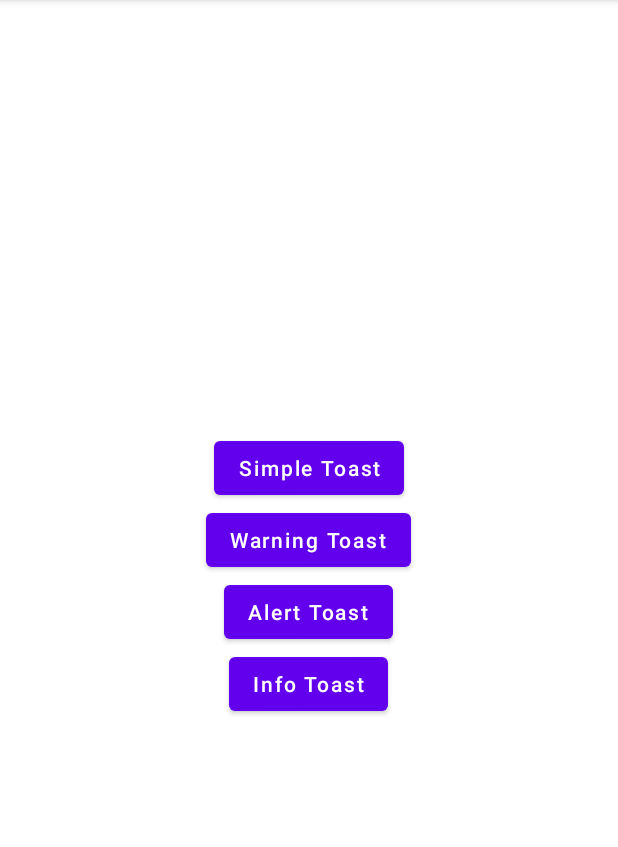
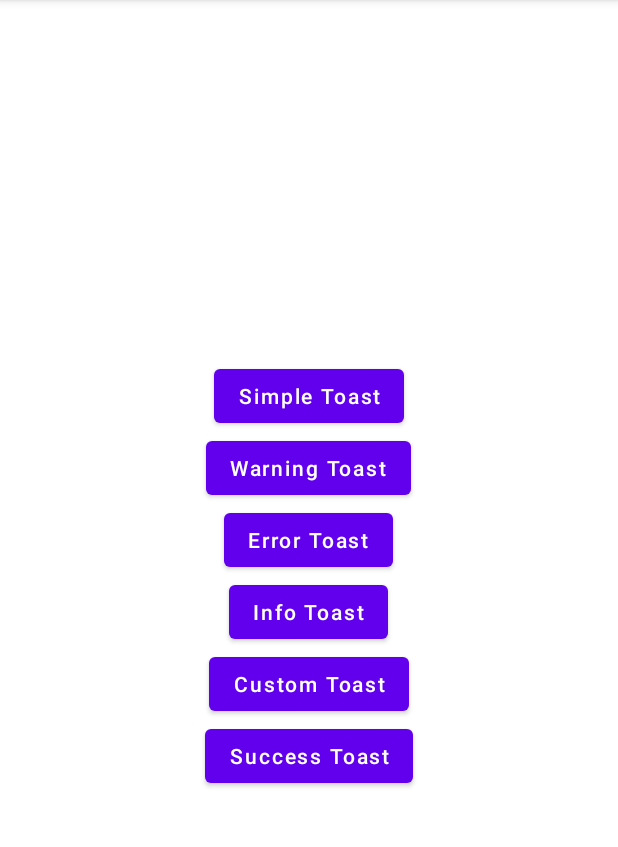
Before and after one commit to mhmdVoj/Matrial-Special-Toast, an Android app: the screen it shows after launch (MainActivity), on a phone screen of 412 x 824 dp, the part 84-931 px from its top. Run offline under Robolectric (Android 15) with nearby library versions, the phone set to English and light mode, and no system bars.

```diff
--- a/app/src/main/java/com/mhmd/voj/lib/materiatoastlibrary/MainActivity.kt
+++ b/app/src/main/java/com/mhmd/voj/lib/materiatoastlibrary/MainActivity.kt
@@ -2,6 +2,7 @@ package com.mhmd.voj.lib.materiatoastlibrary
 
 import androidx.appcompat.app.AppCompatActivity
 import android.os.Bundle
+import android.widget.Button
 import android.widget.Toast
 import com.mhmd.voj.lib.materialspecialtoast.MaterialSpecialToast
 
@@ -11,36 +12,64 @@ class MainActivity : AppCompatActivity() {
         setContentView(R.layout.activity_main)
 
 
+        val show_simple_toast : Button = findViewById(R.id.show_simple_toast)
+        show_simple_toast.setOnClickListener {
+            MaterialSpecialToast.normal(
+                this,
+                "This is a normal",
+                Toast.LENGTH_SHORT
+            ).show()
 
-//        MaterialSpecialToast.warning(
-//            this,
-//            "This is a warning!",
-//            Toast.LENGTH_SHORT
-//        ).show()
+        }
 
-//        MaterialSpecialToast.error(
-//            this,
-//            "This is a error!",
-//            Toast.LENGTH_SHORT
-//        ).show()
+        val show_alert_toast : Button = findViewById(R.id.show_alert_toast)
+        show_alert_toast.setOnClickListener {
+            MaterialSpecialToast.error(
+                this,
+                "This is a Error!",
+                Toast.LENGTH_SHORT
+            ).show()
 
-//        MaterialSpecialToast.info(
-//            this,
-//            "This is a info!",
-//            Toast.LENGTH_SHORT
-//        ).show()
+        }
 
-//        MaterialSpecialToast.normal(
-//            this,
-//            "This is a normal",
-//            Toast.LENGTH_SHORT
-//        ).show()
+        val show_info_toast : Button = findViewById(R.id.show_info_toast)
+        show_info_toast.setOnClickListener {
+            MaterialSpecialToast.info(
+                this,
+                "This is a information",
+                Toast.LENGTH_SHORT
+            ).show()
 
-        MaterialSpecialToast.success(
-            this,
-            "This is a success",
+        }
+
+        val show_warning_toast : Button = findViewById(R.id.show_warning_toast)
+        show_warning_toast.setOnClickListener {
+            MaterialSpecialToast.warning(
+                this,
+                "This is a warning",
+                Toast.LENGTH_SHORT
+            ).show()
+        }
+
+        val show_custom_toast : Button = findViewById(R.id.show_custom_toast)
+        show_custom_toast.setOnClickListener {
+            MaterialSpecialToast.custom(
+                this,
+            "Happy Birth Day !",
+            R.drawable.ic_baseline_cake_24,
+            R.drawable.my_layot_toast,
             Toast.LENGTH_SHORT
-        ).show()
+            ).show()
+        }
+
+        val show_success_toast : Button = findViewById(R.id.show_success_toast)
+        show_success_toast.setOnClickListener {
+            MaterialSpecialToast.success(
+                this,
+                "This is a Success",
+                Toast.LENGTH_SHORT
+            ).show()
+        }
 
 
 
--- a/app/src/main/res/drawable/my_layot_toast.xml
+++ b/app/src/main/res/drawable/my_layot_toast.xml
@@ -1,6 +1,6 @@
 <?xml version="1.0" encoding="utf-8"?>
 <shape xmlns:android="http://schemas.android.com/apk/res/android">
-    <solid android:color="#4CAF50"/>
+    <solid android:color="#B73AB1"/>
     <corners android:radius="12dp"/>
 
 </shape>
--- a/app/src/main/res/layout/activity_main.xml
+++ b/app/src/main/res/layout/activity_main.xml
@@ -26,7 +26,7 @@
         android:layout_width="wrap_content"
         android:layout_height="wrap_content"
         android:id="@+id/show_alert_toast"
-        android:text="Alert Toast"
+        android:text="Error Toast"
         android:textAllCaps="false"/>
 
     <com.google.android.material.button.MaterialButton
@@ -36,4 +36,18 @@
         android:text="Info Toast"
         android:textAllCaps="false"/>
 
+    <com.google.android.material.button.MaterialButton
+        android:layout_width="wrap_content"
+        android:layout_height="wrap_content"
+        android:id="@+id/show_custom_toast"
+        android:text="Custom Toast"
+        android:textAllCaps="false"/>
+
+    <com.google.android.material.button.MaterialButton
+        android:layout_width="wrap_content"
+        android:layout_height="wrap_content"
+        android:id="@+id/show_success_toast"
+        android:text="Success Toast"
+        android:textAllCaps="false"/>
+
 </LinearLayout>
```
